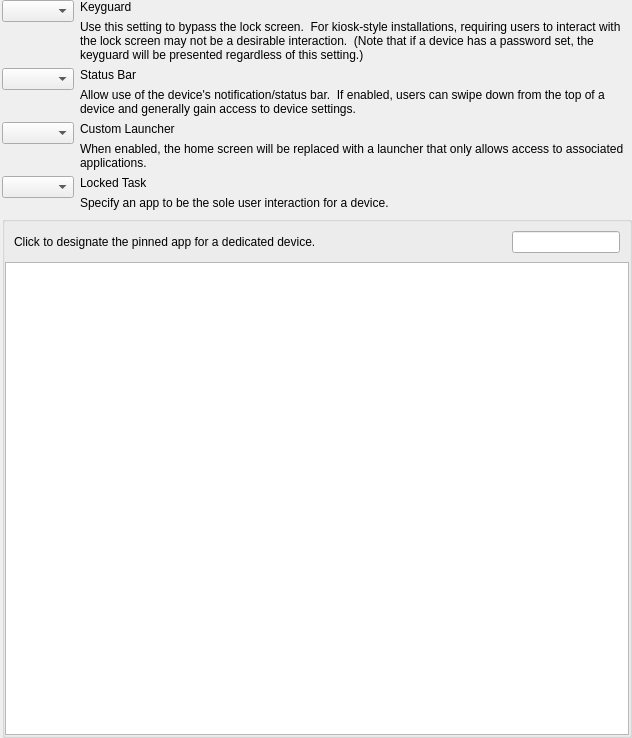
Qt form FWAdminLib/PolicyEditor/GooglePolicyEditor/GoogleDedicatedDeviceForm.ui (fw-dev/translations) before a commit.
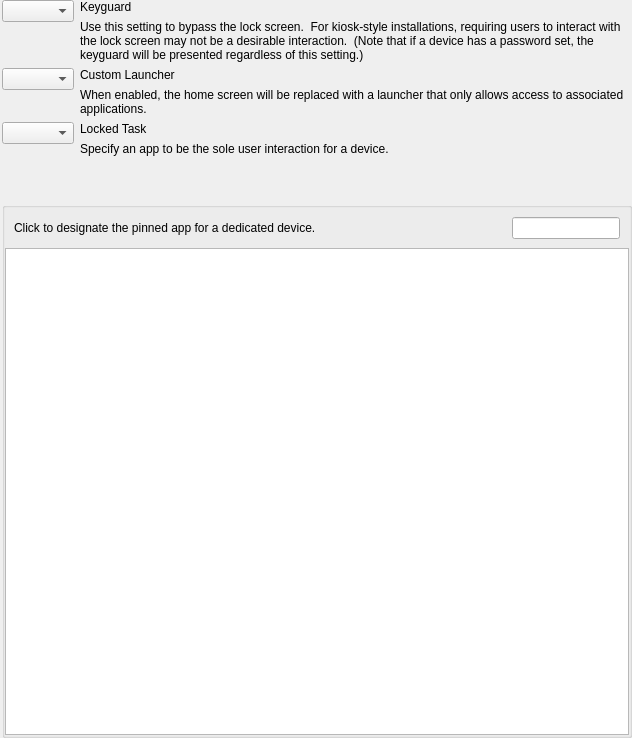
The same form after that commit. Custom widgets are drawn as their Qt base class.

The edit to the form file:
```diff
--- a/FWAdminLib/PolicyEditor/GooglePolicyEditor/GoogleDedicatedDeviceForm.ui
+++ b/FWAdminLib/PolicyEditor/GooglePolicyEditor/GoogleDedicatedDeviceForm.ui
@@ -130,69 +130,9 @@
         </layout>
        </item>
        <item row="3" column="0">
-        <widget class="QComboBox" name="frm_statusBarEnabled"/>
-       </item>
-       <item row="3" column="1">
-        <layout class="QVBoxLayout" name="verticalLayout_statusBarEnabled">
-         <property name="sizeConstraint">
-          <enum>QLayout::SetNoConstraint</enum>
-         </property>
-         <item>
-          <widget class="QLabel" name="lbl_title_statusBarEnabled">
-           <property name="sizePolicy">
-            <sizepolicy hsizetype="Expanding" vsizetype="MinimumExpanding">
-             <horstretch>0</horstretch>
-             <verstretch>0</verstretch>
-            </sizepolicy>
-           </property>
-           <property name="frameShape">
-            <enum>QFrame::NoFrame</enum>
-           </property>
-           <property name="text">
-            <string>Status Bar</string>
-           </property>
-           <property name="alignment">
-            <set>Qt::AlignLeading|Qt::AlignLeft|Qt::AlignTop</set>
-           </property>
-           <property name="wordWrap">
-            <bool>true</bool>
-           </property>
-           <property name="textInteractionFlags">
-            <set>Qt::TextBrowserInteraction</set>
-           </property>
-          </widget>
-         </item>
-         <item>
-          <widget class="QLabel" name="lTip_desc_statusBarEnabled">
-           <property name="sizePolicy">
-            <sizepolicy hsizetype="Expanding" vsizetype="MinimumExpanding">
-             <horstretch>0</horstretch>
-             <verstretch>0</verstretch>
-            </sizepolicy>
-           </property>
-           <property name="frameShape">
-            <enum>QFrame::NoFrame</enum>
-           </property>
-           <property name="text">
-            <string>Allow use of the device's notification/status bar.  If enabled, users can swipe down from the top of a device and generally gain access to device settings.</string>
-           </property>
-           <property name="alignment">
-            <set>Qt::AlignLeading|Qt::AlignLeft|Qt::AlignTop</set>
-           </property>
-           <property name="wordWrap">
-            <bool>true</bool>
-           </property>
-           <property name="textInteractionFlags">
-            <set>Qt::TextBrowserInteraction</set>
-           </property>
-          </widget>
-         </item>
-        </layout>
-       </item>
-       <item row="4" column="0">
         <widget class="QComboBox" name="frm_customLauncherEnabled"/>
        </item>
-       <item row="4" column="1">
+       <item row="3" column="1">
         <layout class="QVBoxLayout" name="verticalLayout_customLauncherEnabled">
          <property name="sizeConstraint">
           <enum>QLayout::SetNoConstraint</enum>
@@ -249,10 +189,10 @@
          </item>
         </layout>
        </item>
-       <item row="5" column="0">
+       <item row="4" column="0">
         <widget class="QComboBox" name="frm_lockedTask"/>
        </item>
-       <item row="5" column="1">
+       <item row="4" column="1">
         <layout class="QVBoxLayout" name="verticalLayout_lockedTask">
          <item>
           <widget class="QLabel" name="lbl_title_lockedTask">
@@ -272,6 +212,19 @@
        </item>
       </layout>
      </item>
+     <item>
+      <spacer name="verticalSpacer">
+       <property name="orientation">
+        <enum>Qt::Vertical</enum>
+       </property>
+       <property name="sizeHint" stdset="0">
+        <size>
+         <width>20</width>
+         <height>40</height>
+        </size>
+       </property>
+      </spacer>
+     </item>
     </layout>
    </item>
    <item>
```
